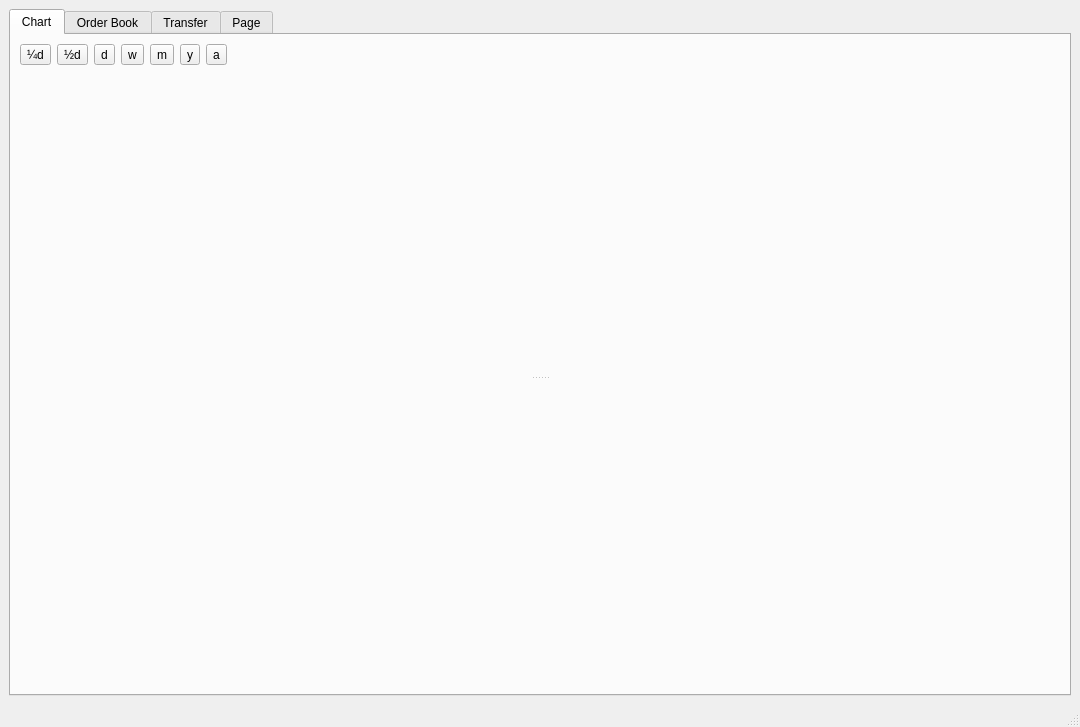
Above: src/mainwindow.ui from biddisco/lxqt-build-tools before the change. Below: the same form after it.
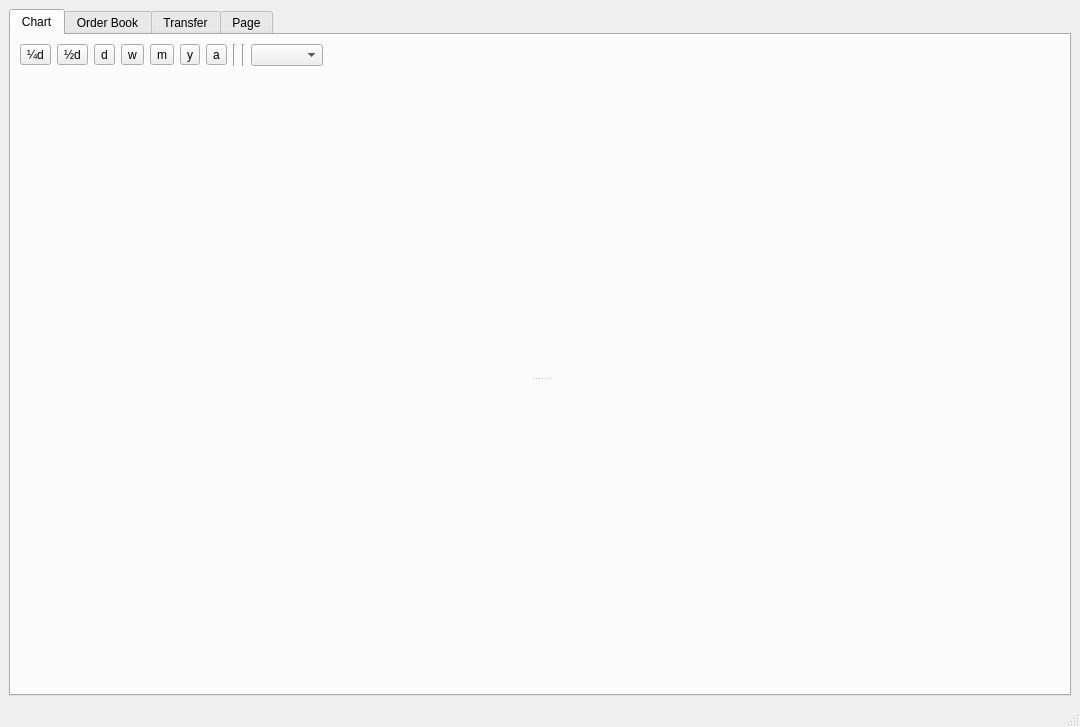
That is the form after the change.

```diff
--- a/src/mainwindow.ui
+++ b/src/mainwindow.ui
@@ -84,6 +84,23 @@
               </property>
              </widget>
             </item>
+            <item>
+             <widget class="Line" name="line">
+              <property name="orientation">
+               <enum>Qt::Vertical</enum>
+              </property>
+             </widget>
+            </item>
+            <item>
+             <widget class="Line" name="line_2">
+              <property name="orientation">
+               <enum>Qt::Vertical</enum>
+              </property>
+             </widget>
+            </item>
+            <item>
+             <widget class="QComboBox" name="candle_res"/>
+            </item>
             <item>
              <spacer name="horizontalSpacer_3">
               <property name="orientation">
```
